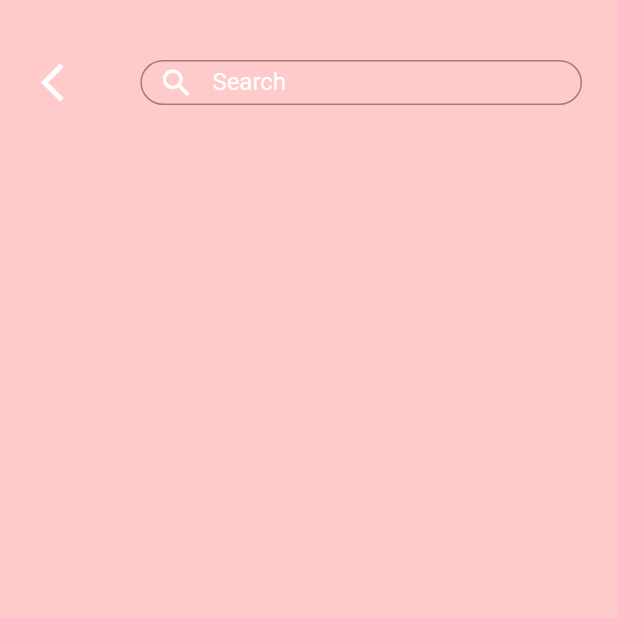
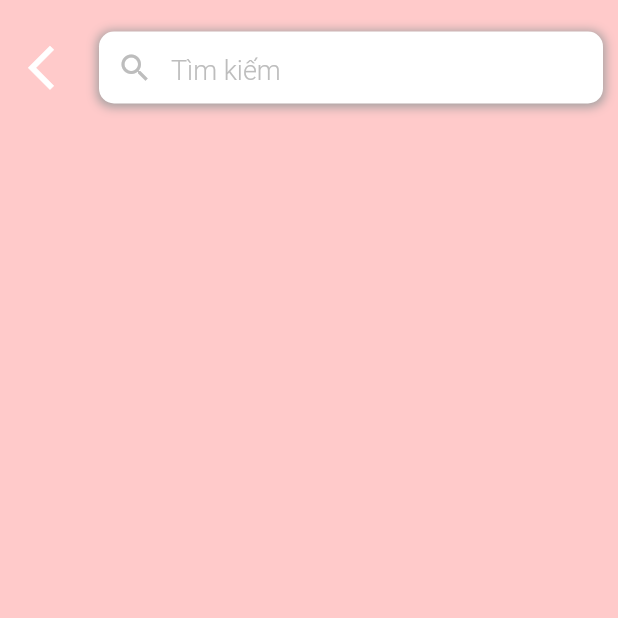
Before and after one commit to Phan-AnhDuc/Animal_AR, a Flutter app: the HomeMain screen opened directly, on a phone screen of 412 x 824 dp, the top half of it. Run offline on Flutter 3.47's test engine with Material 2 defaults, Android fonts, the phone set to English and light mode, and no system bars; our stand-ins replace cached_network_image, cloud_firestore, curved_navigation_bar, firebase_core, flutter_cache_manager, lottie; accounts and stored records are empty; network calls fail; Roboto replaces fonts that are missing (verdana_regular).

Commit message:
AAR:Build Ui Agian

```diff
--- a/lib/const/ar_image.dart
+++ b/lib/const/ar_image.dart
@@ -10,4 +10,5 @@ class OneImages {
   static const String ar_background = 'assets/images/back_animal.png';
   static const String ar_logo = 'assets/images/animal_kid.png';
   static const String ar_imageLogo = 'assets/images/5371964.jpg';
+  static const String ar_ice = 'assets/images/ice.png';
 }
--- /dev/null
+++ b/lib/search/ui_search.dart
@@ -0,0 +1,71 @@
+import 'package:animal_ar/const/ar_color.dart';
+import 'package:flutter/material.dart';
+
+class SearchBar extends StatefulWidget {
+  const SearchBar({super.key});
+
+  @override
+  State<SearchBar> createState() => _SearchBarState();
+}
+
+class _SearchBarState extends State<SearchBar> {
+  late TextEditingController _controller;
+
+  @override
+  void initState() {
+    super.initState();
+    _controller = TextEditingController();
+  }
+
+  @override
+  void dispose() {
+    _controller.dispose();
+    super.dispose();
+  }
+
+  @override
+  Widget build(BuildContext context) {
+    return Container(
+      decoration: const BoxDecoration(
+        color: Colors.white,
+        borderRadius: BorderRadius.all(
+          Radius.circular(10),
+        ),
+        boxShadow: [
+          BoxShadow(
+            color: OneColors.grey,
+            offset: Offset(0, 1),
+            blurRadius: 5,
+            spreadRadius: 1,
+          ),
+        ],
+      ),
+      child: TextField(
+        controller: _controller,
+        decoration: InputDecoration(
+          border: InputBorder.none,
+          contentPadding: const EdgeInsets.only(left: 15, top: 15),
+          hintText: 'Tìm kiếm',
+          hintStyle: TextStyle(
+            color: Colors.grey[400],
+            fontSize: 18,
+            fontWeight: FontWeight.w300,
+          ),
+          suffixIcon: _controller.text.isEmpty
+              ? null
+              : IconButton(
+                  icon: Icon(
+                    Icons.clear,
+                    color: Colors.grey[400],
+                  ),
+                  onPressed: () => _controller.clear(),
+                ),
+          prefixIcon: Icon(
+            Icons.search,
+            color: _controller.text.isNotEmpty ? Theme.of(context).primaryColor : Colors.grey[400],
+          ),
+        ),
+      ),
+    );
+  }
+}
--- a/lib/splash/splash_animal.dart
+++ b/lib/splash/splash_animal.dart
@@ -31,7 +31,7 @@ class _SplashScreenState extends State<SplashScreen> {
     return Stack(
       children: [
         Container(
-          decoration: const BoxDecoration(image: DecorationImage(image: AssetImage(OneImages.ar_splash))),
+          decoration: const BoxDecoration(image: DecorationImage(image: AssetImage(OneImages.ar_splash), fit: BoxFit.cover)),
           child: Scaffold(
               backgroundColor: Colors.transparent,
               body: Column(
--- a/lib/ui/ui_home_main.dart
+++ b/lib/ui/ui_home_main.dart
@@ -4,10 +4,12 @@ import 'dart:math';
 
 import 'package:animal_ar/const/ar_color.dart';
 import 'package:animal_ar/const/ar_list_color.dart';
+
+import 'package:animal_ar/const/cache/ar_cache_image.dart';
 import 'package:animal_ar/pages/detail_animal_screen.dart';
+import 'package:animal_ar/search/ui_search.dart';
 import 'package:cloud_firestore/cloud_firestore.dart';
 import 'package:flutter/material.dart';
-import 'package:lottie/lottie.dart';
 
 class HomeMain extends StatefulWidget {
   const HomeMain({
@@ -28,14 +30,21 @@ class _HomeMainState extends State<HomeMain> {
   Widget build(BuildContext context) {
     return Scaffold(
       backgroundColor: const Color(0xffFFCACA),
-      body: CustomScrollView(slivers: [
+      body: Scrollbar(
+        child: CustomScrollView(
+            physics: const BouncingScrollPhysics(
+              parent: AlwaysScrollableScrollPhysics(),
+            ),
+            slivers: [
               _buildHeader(context),
-        _buildListAnimal(context),
+              _buildListAnimal(context, widget.id),
             ]),
+      ),
     );
   }
 
-  SliverToBoxAdapter _buildListAnimal(BuildContext context) {
+  SliverToBoxAdapter _buildListAnimal(BuildContext context, int id) {
+    Random random = Random();
     return SliverToBoxAdapter(
         child: Column(
       children: [
@@ -46,11 +55,44 @@ class _HomeMainState extends State<HomeMain> {
                 builder: (context, snapshot) {
                   if (snapshot.connectionState == ConnectionState.waiting) {}
                   if (snapshot.hasData) {
-                    return Column(
+                    return SingleChildScrollView(
+                      child: Column(
                         children: [
-                        SizedBox(height: MediaQuery.of(context).size.height * 0.3, width: MediaQuery.of(context).size.width, child: _buildListView(snapshot, "anco")),
+                          id == 1
+                              ? Column(
+                                  children: [
+                                    SizedBox(height: MediaQuery.of(context).size.height * 0.35, width: MediaQuery.of(context).size.width, child: _buildListView(snapshot, "anco")),
+                                    SizedBox(height: MediaQuery.of(context).size.height * 0.35, width: MediaQuery.of(context).size.width, child: _buildListView(snapshot, "anthit")),
+                                  ],
+                                )
+                              : const SizedBox(),
+                          id == 2
+                              ? Column(
+                                  children: [
+                                    SizedBox(height: MediaQuery.of(context).size.height * 0.4, width: MediaQuery.of(context).size.width, child: _buildListView(snapshot, "anco")),
                                     SizedBox(height: MediaQuery.of(context).size.height * 0.4, width: MediaQuery.of(context).size.width, child: _buildListView(snapshot, "anthit")),
                                   ],
+                                )
+                              : const SizedBox(),
+                          id == 3
+                              ? Column(
+                                  children: [
+                                    SizedBox(height: MediaQuery.of(context).size.height * 0.4, width: MediaQuery.of(context).size.width, child: _buildListView(snapshot, "giasuc")),
+                                    SizedBox(height: MediaQuery.of(context).size.height * 0.4, width: MediaQuery.of(context).size.width, child: _buildListView(snapshot, "giacam")),
+                                    SizedBox(height: MediaQuery.of(context).size.height * 0.4, width: MediaQuery.of(context).size.width, child: _buildListView(snapshot, "giacam")),
+                                  ],
+                                )
+                              : const SizedBox(),
+                          id == 4
+                              ? Column(
+                                  children: [
+                                    SizedBox(height: MediaQuery.of(context).size.height * 0.4, width: MediaQuery.of(context).size.width, child: _buildListView(snapshot, "anco")),
+                                    SizedBox(height: MediaQuery.of(context).size.height * 0.4, width: MediaQuery.of(context).size.width, child: _buildListView(snapshot, "anthit")),
+                                  ],
+                                )
+                              : const SizedBox(),
+                        ],
+                      ),
                     );
                   }
                   return Container();
@@ -89,11 +131,15 @@ class _HomeMainState extends State<HomeMain> {
                     child: Column(
                       children: [
                         Stack(
+                          alignment: Alignment.topCenter,
                           children: [
                             Container(
-                              color: OneColors.bHA,
                               height: 100,
-                              width: MediaQuery.of(context).size.width * 0.3,
+                              width: MediaQuery.of(context).size.width * 0.36,
+                              decoration: BoxDecoration(
+                                borderRadius: const BorderRadius.only(topLeft: Radius.circular(30), topRight: Radius.circular(30)),
+                                color: ColorRamdom.animalColor[indexRandom],
+                              ),
                             ),
                             Padding(
                                 padding: const EdgeInsets.only(top: 90),
@@ -130,6 +176,7 @@ class _HomeMainState extends State<HomeMain> {
                                                 ),
                                               ],
                                             ),
+                                            child: Center(
                                               child: Padding(
                                                 padding: const EdgeInsets.all(4),
                                                 child: Text(
@@ -137,6 +184,7 @@ class _HomeMainState extends State<HomeMain> {
                                                   style: const TextStyle(fontSize: 18, fontWeight: FontWeight.bold),
                                                   maxLines: 2,
                                                   overflow: TextOverflow.ellipsis,
+                                                ),
                                               ),
                                             ),
                                           ),
@@ -157,7 +205,7 @@ class _HomeMainState extends State<HomeMain> {
                                 alignment: Alignment.topCenter,
                                 child: SizedBox(
                                   height: 100,
-                                  child: Image.network(records["imageUrl"] ?? ""),
+                                  child: CachedImage(imageUrl: records["imageUrl"]),
                                 )),
                           ],
                         )
@@ -177,79 +225,31 @@ class _HomeMainState extends State<HomeMain> {
       floating: false,
       delegate: SliverAppBarDelegate(
         child: Padding(
-          padding: const EdgeInsets.only(top: 40.0, left: 20, right: 24),
+          padding: const EdgeInsets.only(top: 20.0, left: 10, right: 10),
           child: Row(
             children: [
               Expanded(
                 flex: 1,
                 child: GestureDetector(
-                  onTap: () {},
-                  child: Row(
-                    mainAxisAlignment: MainAxisAlignment.start,
-                    children: [
-                      InkWell(
                   onTap: () {
                     Navigator.pop(context);
                   },
-                        child: const Icon(
+                  child: Row(
+                    mainAxisAlignment: MainAxisAlignment.start,
+                    children: const [
+                      Icon(
                         Icons.arrow_back_ios_new,
                         color: Colors.white,
-                          size: 30,
+                        size: 35,
                       ),
-                      ),
-                      const SizedBox(width: 10),
+                      SizedBox(width: 10),
                     ],
                   ),
                 ),
               ),
-              Expanded(
-                flex: 4,
-                child: SizedBox(
-                  height: 50,
-                  child: TextFormField(
-                    style: const TextStyle(
-                      fontSize: 24,
-                      color: Colors.white,
-                      fontWeight: FontWeight.w600,
-                    ),
-                    decoration: InputDecoration(
-                      focusColor: Colors.white,
-                      //add prefix icon
-                      prefixIcon: const Icon(
-                        Icons.search,
-                        color: Colors.white,
-                      ),
-
-                      border: OutlineInputBorder(
-                        borderRadius: BorderRadius.circular(30.0),
-                      ),
-
-                      focusedBorder: OutlineInputBorder(
-                        borderSide: const BorderSide(color: Colors.white, width: 1.0),
-                        borderRadius: BorderRadius.circular(30.0),
-                      ),
-                      fillColor: Colors.white,
-
-                      hintText: "Search",
-
-                      //make hint text
-                      hintStyle: const TextStyle(
-                        color: Colors.white,
-                        fontSize: 16,
-                        fontFamily: "verdana_regular",
-                        fontWeight: FontWeight.w400,
-                      ),
-
-                      //lable style
-                      labelStyle: const TextStyle(
-                        color: Colors.grey,
-                        fontSize: 16,
-                        fontFamily: "verdana_regular",
-                        fontWeight: FontWeight.w400,
-                      ),
-                    ),
-                  ),
-                ),
+              const Expanded(
+                flex: 6,
+                child: SearchBar(), // SizedBox(
               )
             ],
           ),
```
Also changed, not shown: lib/pages/detail_animal_screen.dart (+14 -9 lines), lib/ui/ui_home_nature.dart (+42 -0 lines), assets/images/ice.png (added). Lines whose indentation alone changed are shown as unchanged.
